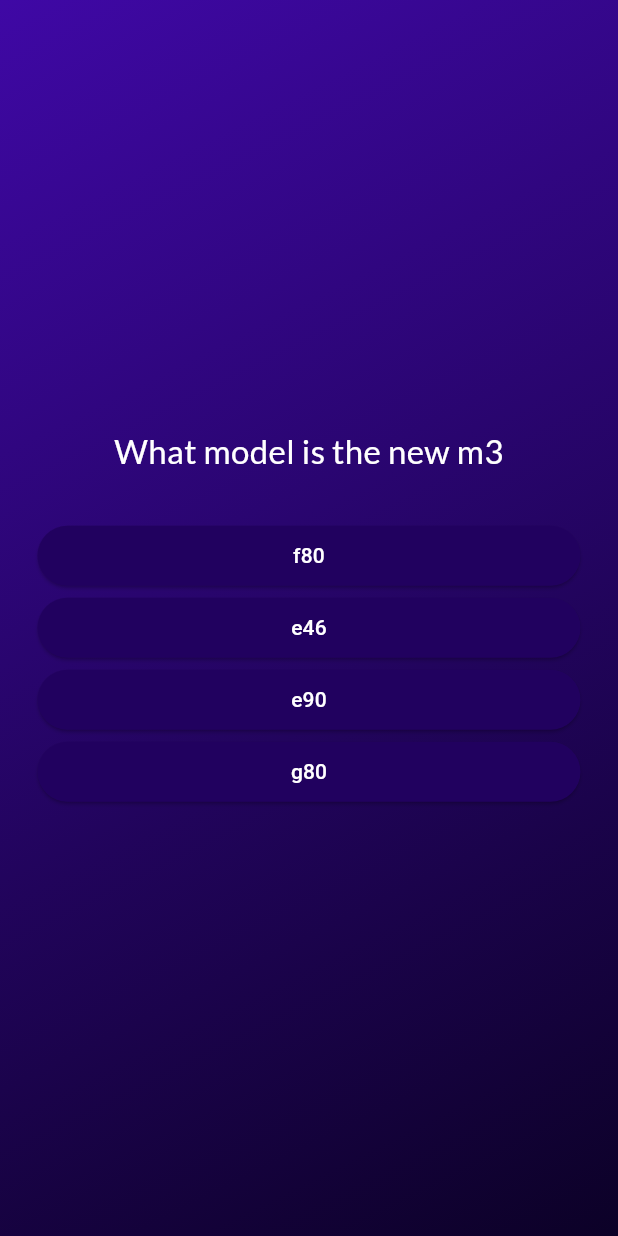
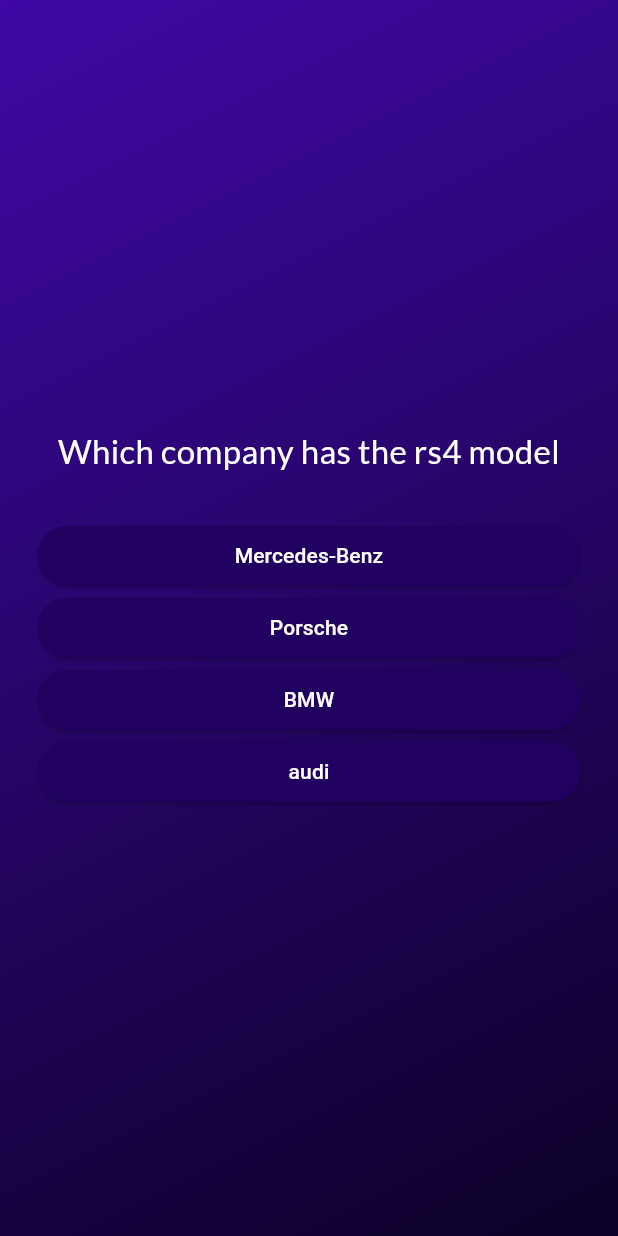
Before and after one commit to Esingh06/quiz_app, a Flutter app: the screen it shows after launch, after a tap on "Start Quiz", on a phone screen of 412 x 824 dp. Run offline on Flutter 3.47's test engine with Material 3 defaults, Android fonts, the phone set to English and light mode, and no system bars; our stand-ins replace google_fonts.

Commit message:
final code

```diff
--- a/lib/data/questions.dart
+++ b/lib/data/questions.dart
@@ -1,23 +1,23 @@
 import 'package:quiz_app/models/quiz_app_sp26.dart';
 
 const questions = [
-  QuizQuestion('What model is the new m3',
-  ['g80',
-  'f80',
-  'e90',
-  'e46']
+  QuizQuestion('Which company has the rs4 model',
+  ['audi',
+  'Mercedes-Benz',
+  'BMW',
+  'Porsche']
   ),
-  QuizQuestion('What model is the new m5',
-  ['g90',
-  'f90',
-  'e39',
-  'f10']
+  QuizQuestion('What lamborghini has doors that go up',
+  ['Aventador',
+  'Huracan',
+  'urus',
+  'Temerario']
   ),
-  QuizQuestion('what m3 model is known for its v8',
-  ['e90/e92',
-  'f80/f82',
-  'f90',
-  'f98']
+  QuizQuestion('What is the engine code of the X3M',
+  ['f97',
+  'f82',
+  'rs3',
+  'Svj']
   ),
   QuizQuestion('What does BMW stand for',
   ['Bavarian Motor Works',
@@ -25,6 +25,17 @@ const questions = [
   'Berlin Motor World',
   'Bavarian Machine Workshop']
   ),
+  QuizQuestion('What is the fastest car between the three models',
+  ['M5 f90', 'Rs7',
+  'Urus',
+  'Porsche Turbo S']
+  ),
+   QuizQuestion('How many rings does the audi logo have',
+  ['1', '2',
+  '3',
+  '4']
+  ),
+
 
 
 ];
--- a/lib/question_screen.dart
+++ b/lib/question_screen.dart
@@ -3,52 +3,57 @@ import 'package:quiz_app/answer_button.dart';
 import 'package:google_fonts/google_fonts.dart';
 import 'package:quiz_app/data/questions.dart';
 
-class QuestionsScreen extends StatefulWidget{
+class QuestionsScreen extends StatefulWidget {
   const QuestionsScreen({super.key, required this.onSelectedAnswer});
 
   final void Function(String answer) onSelectedAnswer;
-  State<QuestionsScreen> createState(){
+
+  @override
+  State<QuestionsScreen> createState() {
     return _QuestionsScreenState();
   }
 }
 
-class _QuestionsScreenState extends State<QuestionsScreen>{
+class _QuestionsScreenState extends State<QuestionsScreen> {
+  var currentQuestionIndex = 0;
 
-  @override
-  Widget build(BuildContext context){
-    var currentQuestionIndex = 0;
-    void answerQuestion(String selectedAnswers){
+  void answerQuestion(String selectedAnswers) {
     widget.onSelectedAnswer(selectedAnswers);
-      setState((){
+    setState(() {
       currentQuestionIndex++;
     });
   }
+
+  @override
+  Widget build(BuildContext context) {
     final currentQuestion = questions[currentQuestionIndex];
     return SizedBox(
       width: double.infinity,
       child: Container(
-        margin:const EdgeInsets.all(25),
+        margin: const EdgeInsets.all(25),
         child: Column(
           mainAxisAlignment: MainAxisAlignment.center,
           crossAxisAlignment: CrossAxisAlignment.stretch,
           children: [
-            Text(currentQuestion.question,
+            Text(
+              currentQuestion.question,
               style: GoogleFonts.lato(
                 color: Colors.white,
-                fontSize: 22
+                fontSize: 22,
               ),
               textAlign: TextAlign.center,
             ),
-
             const SizedBox(height: 30),
-            ...currentQuestion.getShuffledAnswers().map((item){
-              return AnswerButton(answerText: item,
-              onTap:(){
+            ...currentQuestion.getShuffledAnswers().map((item) {
+              return AnswerButton(
+                answerText: item,
+                onTap: () {
                   answerQuestion(item);
-              });
-
+                },
+              );
             }),
-          ],),
+          ],
+        ),
       ),
     );
   }
--- a/pubspec.yaml
+++ b/pubspec.yaml
@@ -57,6 +57,8 @@ flutter:
   # included with your application, so that you can use the icons in
   # the material Icons class.
   uses-material-design: true
+  assets:
+    - assets/images/quiz-logo.png
 
   # To add assets to your application, add an assets section, like this:
   # assets:
```
Also changed, not shown: lib/questions_summary.dart (added, +48 -0 lines), lib/quiz.dart (+9 -5 lines), lib/results_screen.dart (+30 -19 lines), assets/images/quiz-logo.png (added), 1 other file. Lines whose indentation alone changed are shown as unchanged.
